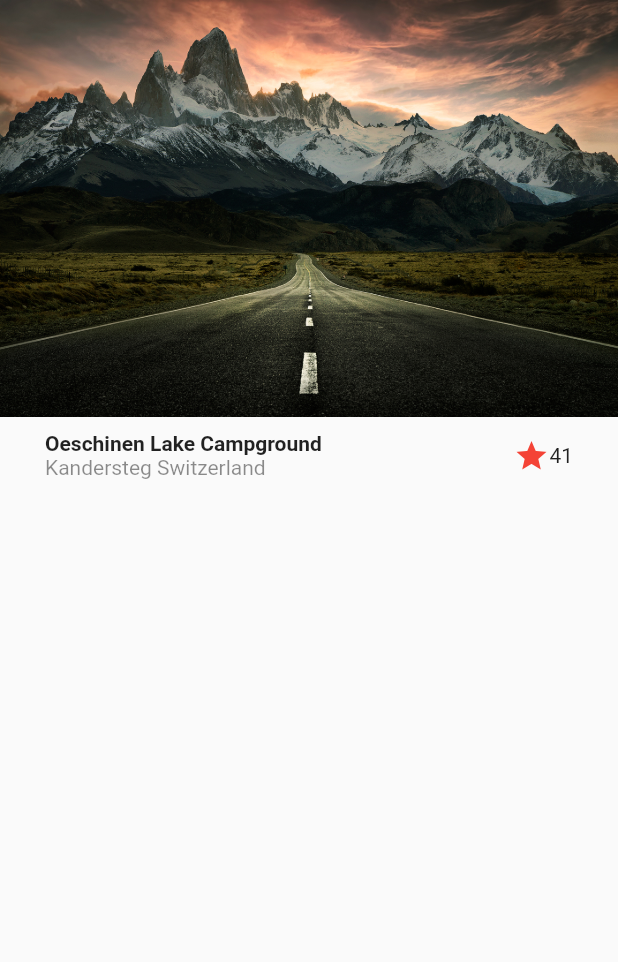
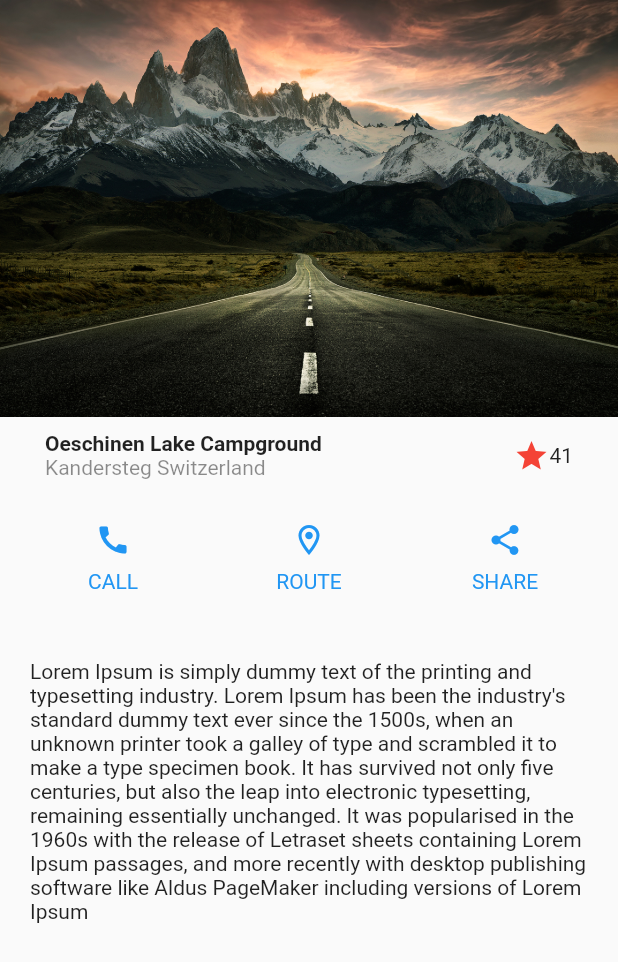
Before and after one commit to Gregoriomiqui/disenos, a Flutter app: the screen it shows after launch, on a phone screen of 412 x 824 dp. Shown: the top 962 px of the screen. Run offline on Flutter 3.47's test engine with Material 2 defaults, Android fonts, the phone set to English and light mode, and no system bars.

Commit message:
diseño basico parte 3

```diff
--- a/lib/screens/basic_disign.dart
+++ b/lib/screens/basic_disign.dart
@@ -12,13 +12,20 @@ class BasicDesignScreen extends StatelessWidget {
           Image(image: AssetImage('assets/landscape.jpg')),
 
           // Titulo
-          Title()
+          Title(),
+
+          //Button Section
+          ButtonSection(),
+
+          // Description
+          Description(),
 
         ],
       )
    );
   }
 }
+
 
 class Title extends StatelessWidget {
   const Title({
@@ -47,3 +54,70 @@ class Title extends StatelessWidget {
     );
   }
 }
+
+
+class ButtonSection extends StatelessWidget {
+  const ButtonSection({
+    Key? key,
+  }) : super(key: key);
+
+  @override
+  Widget build(BuildContext context) {
+    return Container(
+      margin: EdgeInsets.symmetric(vertical: 10.0, horizontal: 10.0),
+      child: Row(
+        mainAxisAlignment: MainAxisAlignment.spaceAround,
+        children: [
+          CustomButton(icon: Icons.call, text: "CALL",),
+          CustomButton(icon: Icons.room_outlined, text: "ROUTE"),
+          CustomButton(icon: Icons.share, text:"SHARE"),
+        ],
+      ),
+    );
+  }
+}
+
+class CustomButton extends StatelessWidget {
+
+  final IconData icon;
+  final String text;
+
+  const CustomButton({
+    Key? key,
+    required this.icon,
+    required this.text,
+  }) : super(key: key);
+
+  @override
+  Widget build(BuildContext context) {
+    return Container(
+      height: 80.0,
+      width: 80.0,
+      child: IconButton(
+        onPressed: (){},
+        icon: Column(
+           children: [
+            Padding(
+              padding: const EdgeInsets.only(bottom: 8.0),
+              child: Icon(this.icon, color: Colors.blue),
+            ),
+            Text(this.text, style: TextStyle(color: Colors.blue))
+          ],
+        ),
+      ),
+    );
+  }
+}
+
+class Description extends StatelessWidget {
+  const Description({
+    Key? key,
+  }) : super(key: key);
+
+  @override
+  Widget build(BuildContext context) {
+    return Container(
+      margin: EdgeInsets.symmetric(horizontal: 20.0, vertical: 10.0),
+      child: Text("Lorem Ipsum is simply dummy text of the printing and typesetting industry. Lorem Ipsum has been the industry's standard dummy text ever since the 1500s, when an unknown printer took a galley of type and scrambled it to make a type specimen book. It has survived not only five centuries, but also the leap into electronic typesetting, remaining essentially unchanged. It was popularised in the 1960s with the release of Letraset sheets containing Lorem Ipsum passages, and more recently with desktop publishing software like Aldus PageMaker including versions of Lorem Ipsum"));
+  }
+}
```
